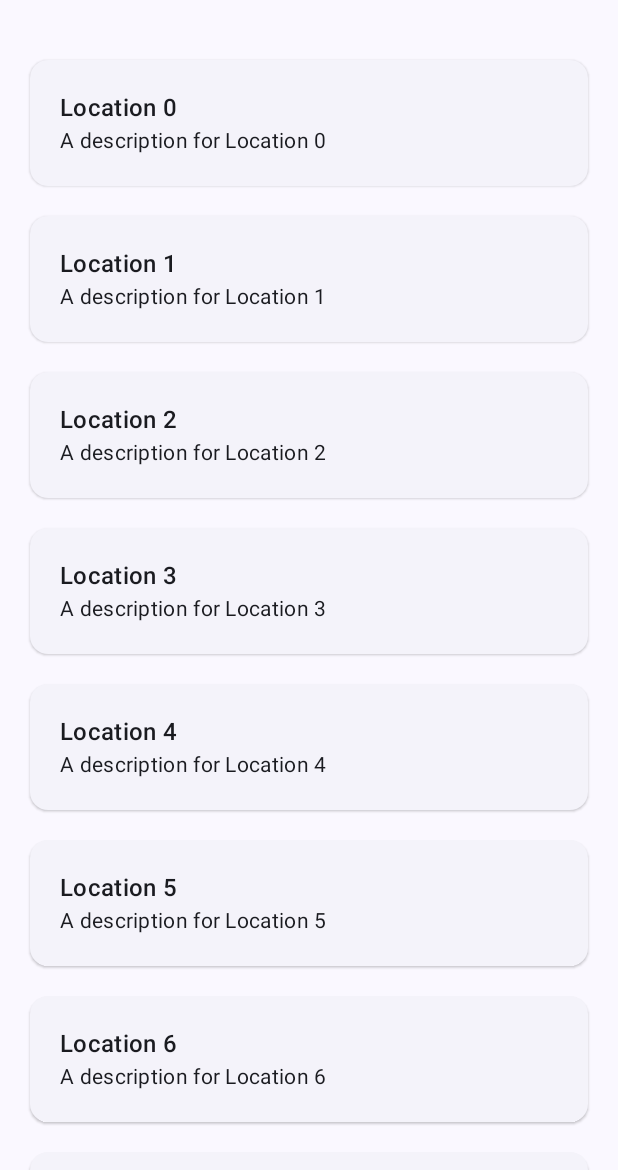
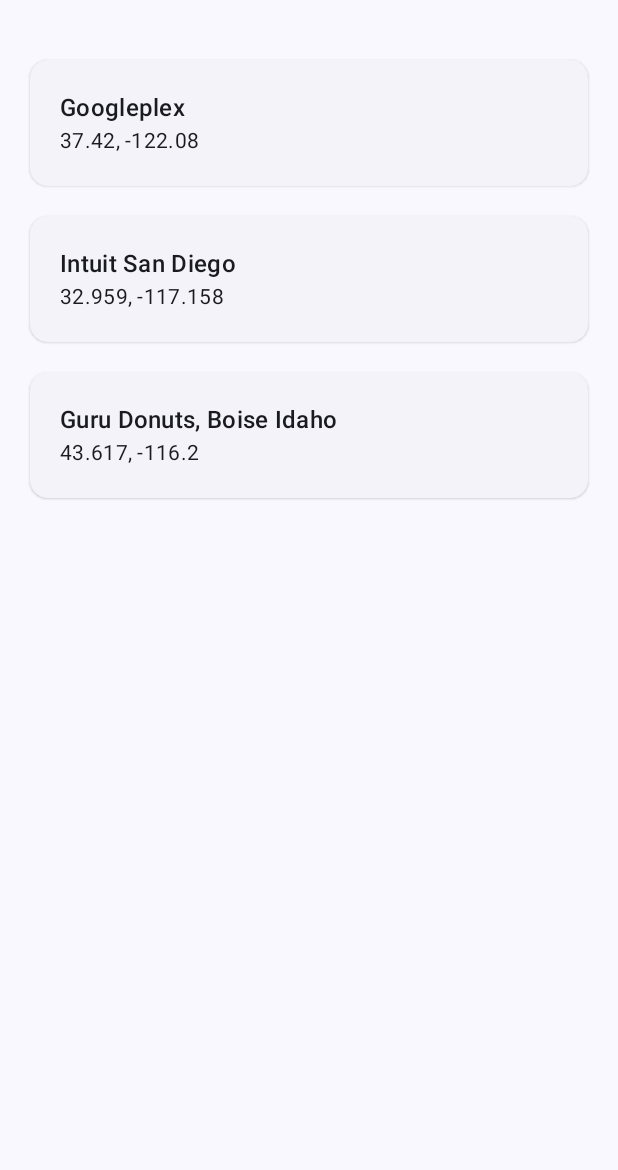
Before and after one commit to goobar-dev/android-305-android-bootcamp-kotlin, an Android app built with Jetpack Compose: the screen it shows after launch (MainActivity), on a phone screen of 412 x 824 dp, the part 66-1236 px from its top. Run offline under Robolectric (Android 15) with nearby library versions, the phone set to English and light mode, and no system bars.

```diff
--- a/compose-locations/app/src/main/AndroidManifest.xml
+++ b/compose-locations/app/src/main/AndroidManifest.xml
@@ -24,6 +24,11 @@
         <category android:name="android.intent.category.LAUNCHER" />
       </intent-filter>
     </activity>
+
+    <meta-data
+        android:name="com.google.android.geo.API_KEY"
+        android:value="@string/google_maps_api_key"
+        />
   </application>
 
 </manifest>
--- a/compose-locations/app/src/main/java/dev/goobar/composelocations/MainActivity.kt
+++ b/compose-locations/app/src/main/java/dev/goobar/composelocations/MainActivity.kt
@@ -3,37 +3,6 @@ package dev.goobar.composelocations
 import android.os.Bundle
 import androidx.activity.ComponentActivity
 import androidx.activity.compose.setContent
-import androidx.compose.foundation.layout.Arrangement
-import androidx.compose.foundation.layout.Arrangement.Absolute.spacedBy
-import androidx.compose.foundation.layout.Column
-import androidx.compose.foundation.layout.PaddingValues
-import androidx.compose.foundation.layout.fillMaxSize
-import androidx.compose.foundation.layout.fillMaxWidth
-import androidx.compose.foundation.layout.padding
-import androidx.compose.foundation.lazy.LazyColumn
-import androidx.compose.material3.Card
-import androidx.compose.material3.ElevatedCard
-import androidx.compose.material3.ExperimentalMaterial3Api
-import androidx.compose.material3.Icon
-import androidx.compose.material3.IconButton
-import androidx.compose.material3.LargeTopAppBar
-import androidx.compose.material3.MaterialTheme
-import androidx.compose.material3.Scaffold
-import androidx.compose.material3.SmallTopAppBar
-import androidx.compose.material3.Surface
-import androidx.compose.material3.Text
-import androidx.compose.material3.TopAppBarDefaults
-import androidx.compose.material3.TopAppBarScrollBehavior
-import androidx.compose.runtime.Composable
-import androidx.compose.runtime.getValue
-import androidx.compose.runtime.mutableStateOf
-import androidx.compose.runtime.remember
-import androidx.compose.ui.Modifier
-import androidx.compose.ui.tooling.preview.Preview
-import androidx.compose.ui.unit.dp
-import androidx.compose.runtime.getValue
-import androidx.compose.runtime.setValue
-import androidx.compose.ui.res.painterResource
 import dev.goobar.composelocations.ui.theme.ComposeLocationsTheme
 
 class MainActivity : ComponentActivity() {
@@ -41,96 +10,8 @@ class MainActivity : ComponentActivity() {
     super.onCreate(savedInstanceState)
     setContent {
       ComposeLocationsTheme {
-        var selectedIndex: Int? by remember { mutableStateOf(null) }
-
-        if (selectedIndex == null) {
-          MainScreen() { index ->
-            selectedIndex = index
-          }
-        } else {
-          MapScreen(index = selectedIndex!!) {
-            selectedIndex = null
-          }
-        }
+        ComposeLocationsNavigation()
       }
     }
   }
 }
-
-@OptIn(ExperimentalMaterial3Api::class)
-@Composable
-private fun MainScreen(onClick: (Int) -> Unit) {
-  Scaffold(
-    topBar = {
-      SmallTopAppBar(
-        title = {
-          Text(text = "Compose Locations", style = MaterialTheme.typography.titleMedium)
-        },
-      )
-    },
-    content = {
-      MainListContent(Modifier.padding(it), onClick)
-    }
-  )
-}
-
-@OptIn(ExperimentalMaterial3Api::class)
-@Composable
-private fun MainListContent(modifier: Modifier, onClick: (Int) -> Unit) {
-  LazyColumn(
-    modifier = modifier,
-    contentPadding = PaddingValues(20.dp),
-    verticalArrangement = spacedBy(20.dp)
-  ) {
-    items(10) { index ->
-      LocationCard(index = index, onClick)
-    }
-  }
-}
-
-@OptIn(ExperimentalMaterial3Api::class)
-@Composable
-fun LocationCard(index: Int, onClick: (Int) -> Unit) {
-  ElevatedCard(
-    modifier = Modifier.fillMaxWidth(1f),
-    onClick = {
-      onClick(index)
-    }
-  ) {
-    Column(modifier = Modifier.padding(20.dp)) {
-      Text("Location $index", style = MaterialTheme.typography.titleMedium)
-      Text("A description for Location $index", style = MaterialTheme.typography.bodyMedium)
-    }
-  }
-}
-
-@OptIn(ExperimentalMaterial3Api::class)
-@Composable
-private fun MapScreen(index: Int, onBackClick: () -> Unit) {
-  Scaffold(
-    topBar = {
-      SmallTopAppBar(
-        title = {
-          Text(text = "Location $index", style = MaterialTheme.typography.titleMedium)
-        },
-        navigationIcon = {
-          IconButton(
-            onClick = onBackClick,
-            content = { Icon(painterResource(R.drawable.ic_baseline_arrow_back_24), "Back button") }
-          )
-        }
-      )
-    },
-    content = {
-      Text("Map Goes Here", modifier = Modifier.padding(it).padding(horizontal = 20.dp))
-    }
-  )
-}
-
-@Preview(showBackground = true)
-@Composable
-fun DefaultPreview() {
-  ComposeLocationsTheme {
-    MainScreen() {}
-  }
-}
--- /dev/null
+++ b/compose-locations/app/src/main/java/dev/goobar/composelocations/data/Location.kt
@@ -0,0 +1,28 @@
+package dev.goobar.composelocations.data
+
+import kotlinx.serialization.Serializable
+
+@Serializable
+data class Location(
+  val label: String,
+  val lat: Double,
+  val lon: Double
+)
+
+val LOCATIONS = listOf(
+  Location(
+    label = "Googleplex",
+    lat = 37.42,
+    lon = -122.08
+  ),
+  Location(
+    label = "Intuit San Diego",
+    lat = 32.959,
+    lon = -117.158
+  ),
+  Location(
+    label = "Guru Donuts, Boise Idaho",
+    lat = 43.617,
+    lon = -116.20
+  )
+)
--- /dev/null
+++ b/compose-locations/app/src/main/java/dev/goobar/composelocations/main/MainScreen.kt
@@ -0,0 +1,64 @@
+package dev.goobar.composelocations.main
+
+import androidx.compose.foundation.layout.Arrangement.Absolute
+import androidx.compose.foundation.layout.Column
+import androidx.compose.foundation.layout.PaddingValues
+import androidx.compose.foundation.layout.fillMaxWidth
+import androidx.compose.foundation.layout.padding
+import androidx.compose.foundation.lazy.LazyColumn
+import androidx.compose.foundation.lazy.items
+import androidx.compose.material3.ElevatedCard
+import androidx.compose.material3.ExperimentalMaterial3Api
+import androidx.compose.material3.MaterialTheme
+import androidx.compose.material3.Scaffold
+import androidx.compose.material3.SmallTopAppBar
+import androidx.compose.material3.Text
+import androidx.compose.runtime.Composable
+import androidx.compose.ui.Modifier
+import androidx.compose.ui.unit.dp
+import dev.goobar.composelocations.data.LOCATIONS
+import dev.goobar.composelocations.data.Location
+
+@Composable
+fun MainScreen(onClick: (Location) -> Unit) {
+  Scaffold(
+    topBar = {
+      SmallTopAppBar(
+        title = {
+          Text(text = "Compose Locations", style = MaterialTheme.typography.titleMedium)
+        },
+      )
+    },
+    content = {
+      MainListContent(Modifier.padding(it), onClick)
+    }
+  )
+}
+
+@Composable
+private fun MainListContent(modifier: Modifier, onClick: (Location) -> Unit) {
+  LazyColumn(
+    modifier = modifier,
+    contentPadding = PaddingValues(20.dp),
+    verticalArrangement = Absolute.spacedBy(20.dp)
+  ) {
+    items(LOCATIONS) { location ->
+      LocationCard(location, onClick)
+    }
+  }
+}
+
+@Composable
+private fun LocationCard(location: Location, onClick: (Location) -> Unit) {
+  ElevatedCard(
+    modifier = Modifier.fillMaxWidth(1f),
+    onClick = {
+      onClick(location)
+    }
+  ) {
+    Column(modifier = Modifier.padding(20.dp)) {
+      Text(location.label, style = MaterialTheme.typography.titleMedium)
+      Text("${location.lat}, ${location.lon}", style = MaterialTheme.typography.bodyMedium)
+    }
+  }
+}
--- /dev/null
+++ b/compose-locations/app/src/main/java/dev/goobar/composelocations/navigation/Destinations.kt
@@ -0,0 +1,27 @@
+package dev.goobar.composelocations.navigation
+
+import android.os.Bundle
+import dev.goobar.composelocations.data.Location
+import kotlinx.serialization.decodeFromString
+import kotlinx.serialization.json.Json
+import java.net.URLDecoder
+import java.net.URLEncoder
+import java.util.Base64
+
+sealed class Destinations(val route: String) {
+
+  object Main: Destinations("/main")
+  object Map: Destinations("/map/{location}") {
+    fun createRoute(location: Location): String {
+      val locationJson = Json.encodeToString(Location.serializer(), location)
+      val encodedJson = URLEncoder.encode(locationJson)
+      return "/map/$encodedJson"
+    }
+    fun parseArgs(args: Bundle?): Location {
+      val encodedJson = args?.getString("location") ?: throw IllegalStateException()
+      val requestJson = URLDecoder.decode(encodedJson)
+      val location: Location = Json.decodeFromString(requestJson)
+      return location
+    }
+  }
+}
--- /dev/null
+++ b/compose-locations/app/src/main/java/dev/goobar/composelocations/navigation/NavGraph.kt
@@ -0,0 +1,29 @@
+package dev.goobar.composelocations
+
+import android.os.Bundle
+import androidx.compose.runtime.Composable
+import androidx.navigation.compose.NavHost
+import androidx.navigation.compose.composable
+import androidx.navigation.compose.rememberNavController
+import dev.goobar.composelocations.main.MainScreen
+import dev.goobar.composelocations.map.MapScreen
+import dev.goobar.composelocations.navigation.Destinations
+
+@Composable
+fun ComposeLocationsNavigation() {
+  val navController = rememberNavController()
+
+  NavHost(navController = navController, startDestination = Destinations.Main.route) {
+    composable(Destinations.Main.route) {
+      MainScreen() { location ->
+        navController.navigate(Destinations.Map.createRoute(location))
+      }
+    }
+    composable(Destinations.Map.route) {
+      val location = Destinations.Map.parseArgs(it.arguments)
+      MapScreen(location) {
+        navController.popBackStack()
+      }
+    }
+  }
+}
```
Also changed, not shown: compose-locations/app/build.gradle (+11 -0 lines), compose-locations/app/src/main/java/dev/goobar/composelocations/map/MapScreen.kt (added, +64 -0 lines), compose-locations/build.gradle (+8 -0 lines).
